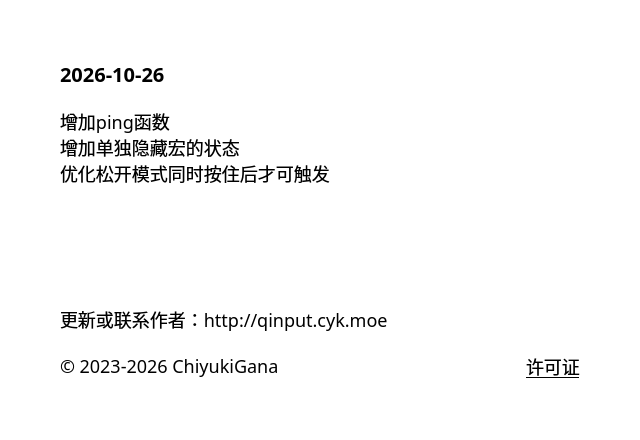
ChiyukiGana/Quickinput, file source/ui/AboutUi.ui: the form before one commit.
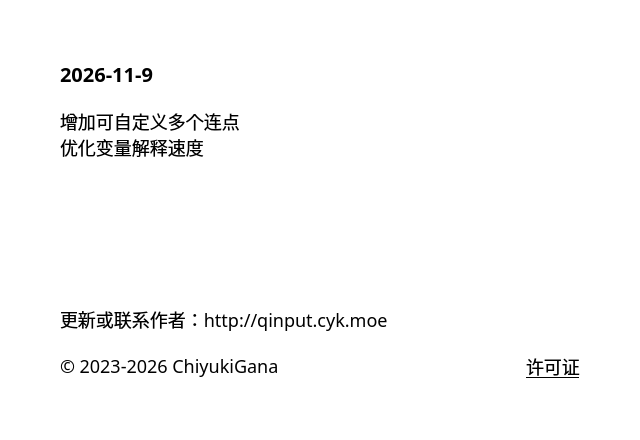
The form after the commit.

Patch:
```diff
--- a/source/ui/AboutUi.ui
+++ b/source/ui/AboutUi.ui
@@ -63,7 +63,7 @@
       <string notr="true">font-size:20px</string>
      </property>
      <property name="text">
-      <string>2026-10-26</string>
+      <string>2026-11-9</string>
      </property>
      <property name="textFormat">
       <enum>Qt::TextFormat::PlainText</enum>
@@ -79,9 +79,8 @@
       </sizepolicy>
      </property>
      <property name="text">
-      <string>增加ping函数
-增加单独隐藏宏的状态
-优化松开模式同时按住后才可触发</string>
+      <string>增加可自定义多个连点
+优化变量解释速度</string>
      </property>
      <property name="textFormat">
       <enum>Qt::TextFormat::PlainText</enum>
```
Left out of the diff: 2 changed lines with no effect on the pictures.
